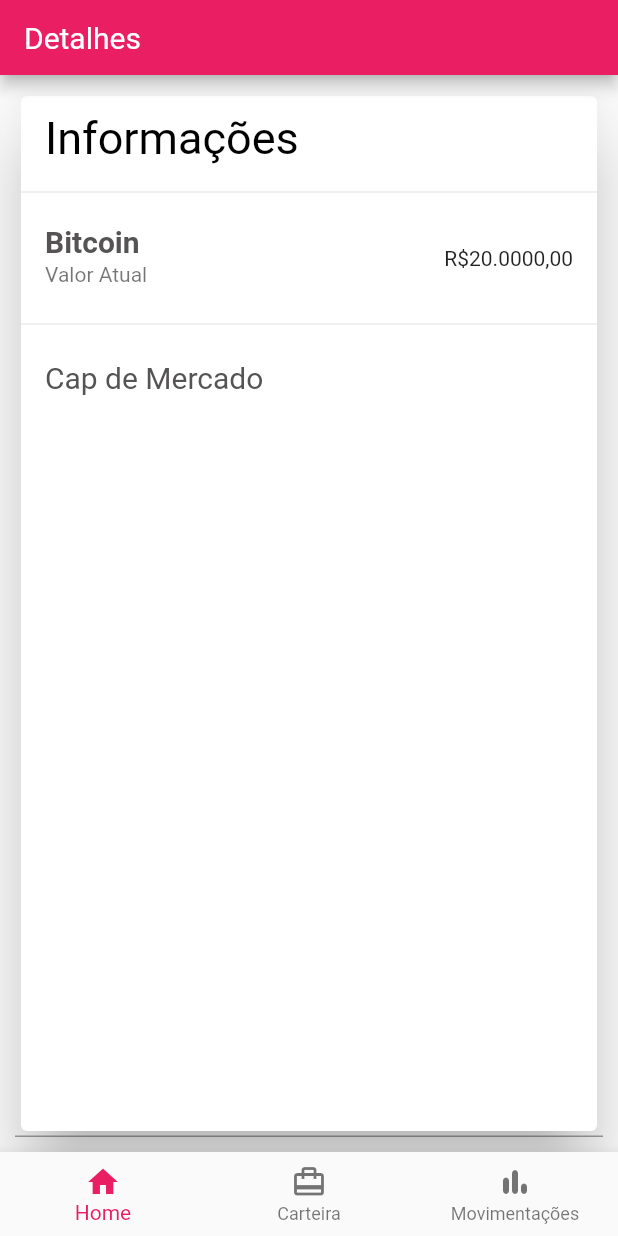
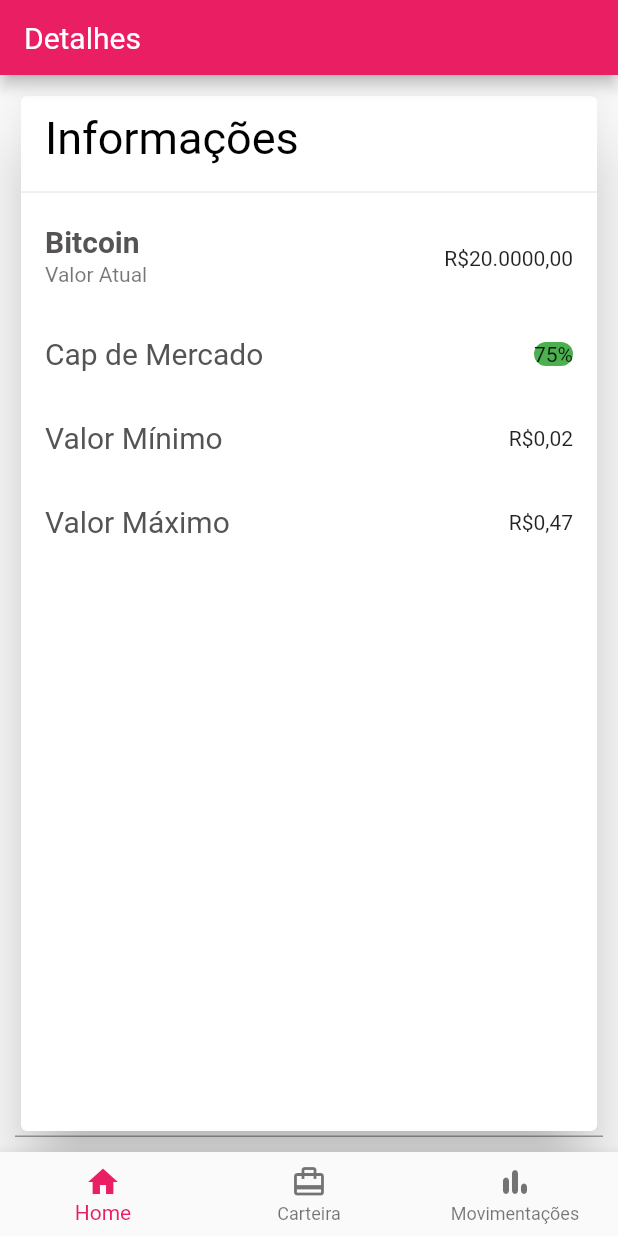
Before and after one commit to monicadaros/myapp, a Flutter app: the screen it shows after launch, on a phone screen of 412 x 824 dp. Run offline on Flutter 3.47's test engine with Material 2 defaults, Android fonts, the phone set to English and light mode, and no system bars.

```diff
--- a/lib/Pages/details.dart
+++ b/lib/Pages/details.dart
@@ -1,6 +1,7 @@
 import 'package:flutter/material.dart';
 import 'package:myapp/Widgets/MyAppBar.dart';
 import 'package:myapp/Widgets/bottom_bar.dart';
+import '../Widgets/day_variation.dart';
 
 class DetailPage extends StatefulWidget {
   const DetailPage({Key? key}) : super(key: key);
@@ -11,6 +12,7 @@ class DetailPage extends StatefulWidget {
 
 class _DetailPageState extends State<DetailPage> {
   String pageName = "Detalhes";
+  final crypto = DayVariationList().crypto;
 
   @override
   Widget build(BuildContext context) {
@@ -36,15 +38,15 @@ class _DetailPageState extends State<DetailPage> {
                 mainAxisAlignment: MainAxisAlignment.start,
                 crossAxisAlignment: CrossAxisAlignment.center,
                 verticalDirection: VerticalDirection.down,
-                children: const [
-                  ListTile(
+                children: [
+                  const ListTile(
                     title: Text(
                       "Informações",
                       style: TextStyle(fontSize: 30, color: Colors.black),
                     ),
                   ),
-                  Divider(),
-                  ListTile(
+                  const Divider(),
+                  const ListTile(
                     title: Text(
                       "Bitcoin",
                       style: TextStyle(
@@ -56,13 +58,40 @@ class _DetailPageState extends State<DetailPage> {
                     subtitle: Text("Valor Atual"),
                     trailing: Text("R\$20.0000,00"),
                   ),
-                  Divider(),
                   ListTile(
-                    title: Text(
+                    title: const Text(
                       "Cap de Mercado",
                       style: TextStyle(
                           fontSize: 20, color: Color.fromARGB(255, 85, 83, 83)),
                     ),
+                    trailing: DecoratedBox(
+                      decoration: BoxDecoration(
+                        color: crypto[0].variationCrypto > 0
+                            ? Colors.green
+                            : Colors.red,
+                        borderRadius: BorderRadius.circular(20),
+                      ),
+                      child: Text(
+                        crypto[0].variationCrypto.toString() + "%",
+                        textAlign: TextAlign.center,
+                      ),
+                    ),
+                  ),
+                  const ListTile(
+                    title: Text(
+                      "Valor Mínimo",
+                      style: TextStyle(
+                          fontSize: 20, color: Color.fromARGB(255, 85, 83, 83)),
+                    ),
+                    trailing: Text("R\$0,02"),
+                  ),
+                  const ListTile(
+                    title: Text(
+                      "Valor Máximo",
+                      style: TextStyle(
+                          fontSize: 20, color: Color.fromARGB(255, 85, 83, 83)),
+                    ),
+                    trailing: Text("R\$0,47"),
                   )
                 ],
               ),
@@ -70,7 +99,7 @@ class _DetailPageState extends State<DetailPage> {
           ),
         ),
       ),
-      bottomNavigationBar: MyBottomBar(),
+      bottomNavigationBar: const MyBottomBar(),
     );
   }
 }
```
